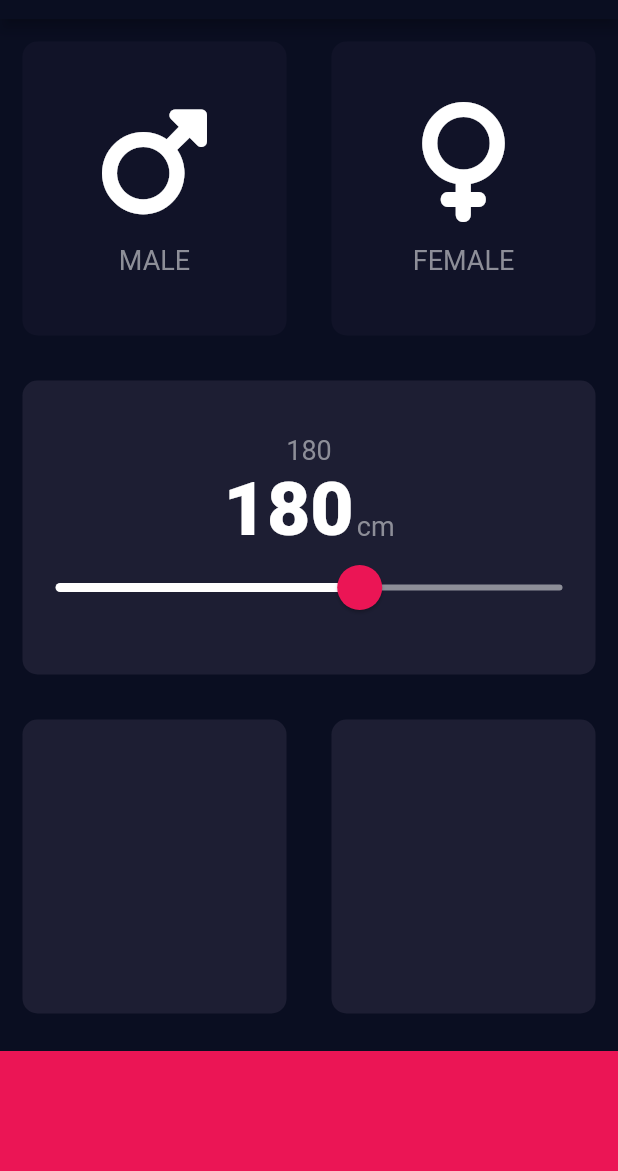
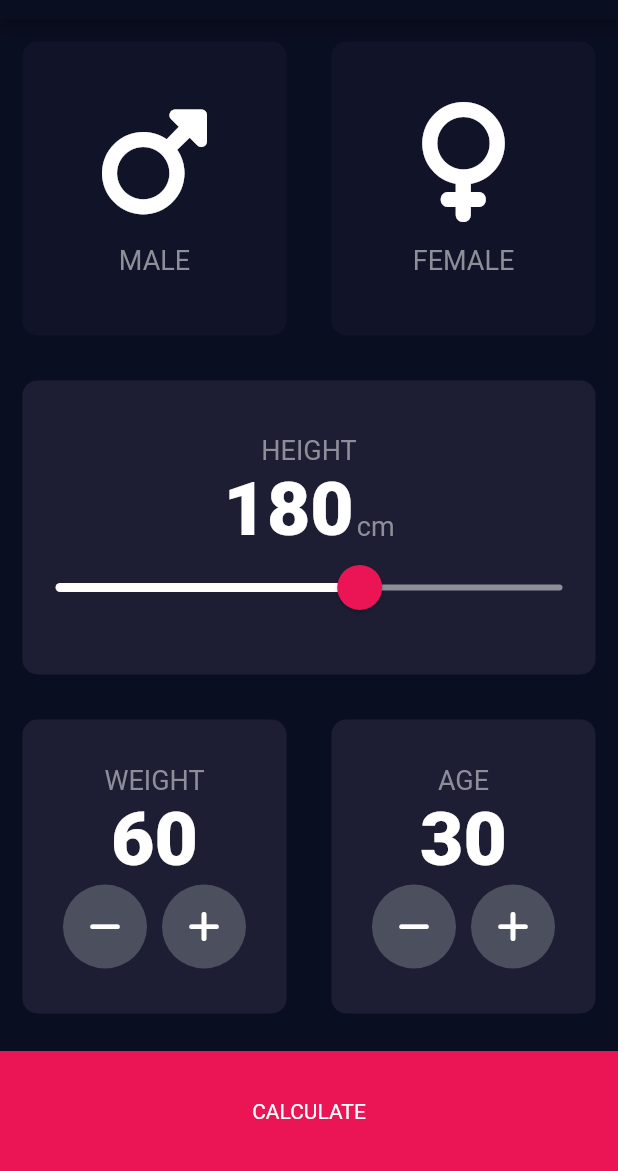
Before and after one commit to IsaacNascimento/bmi_calculator_flutter, a Flutter app: the screen it shows after launch, on a phone screen of 412 x 824 dp, the part 65-1236 px from its top. Run offline on Flutter 3.47's test engine with Material 2 defaults, Android fonts, the phone set to English and light mode, and no system bars; our stand-ins replace font_awesome_flutter.

Commit message:
Navigations, components and others

```diff
--- /dev/null
+++ b/lib/app/router_handles.dart
@@ -0,0 +1,4 @@
+import 'package:bmi_calculator/pages/input_page.dart';
+import 'package:bmi_calculator/pages/result_page.dart';
+
+class AppRoute {}
--- a/lib/components/bottom_bar.dart
+++ b/lib/components/bottom_bar.dart
@@ -8,11 +8,21 @@ class BottomBar extends StatelessWidget {
 
   @override
   Widget build(BuildContext context) {
-    return Container(
-      color: kBottomContainerColour,
-      margin: const EdgeInsets.only(top: 10.0),
-      width: double.infinity,
-      height: kBottomHeight,
+    return GestureDetector(
+      onTap: () {
+        Navigator.pushNamed(context, '/result');
+      },
+      child: Container(
+        color: kBottomContainerColour,
+        margin: const EdgeInsets.only(top: 10.0),
+        width: double.infinity,
+        height: kBottomHeight,
+        child: const Center(
+          child: Text(
+            'CALCULATE',
+          ),
+        ),
+      ),
     );
   }
 }
--- /dev/null
+++ b/lib/components/round_icon_button.dart
@@ -0,0 +1,24 @@
+import 'package:flutter/material.dart';
+import '../constants/constants.dart';
+
+class RoundIconButton extends StatelessWidget {
+  const RoundIconButton({super.key, this.icon, this.onPress});
+
+  final IconData? icon;
+  final void Function()? onPress;
+
+  @override
+  Widget build(BuildContext context) {
+    return RawMaterialButton(
+      constraints: const BoxConstraints.tightFor(
+        width: 56.0,
+        height: 56.0,
+      ),
+      elevation: 0.0,
+      onPressed: onPress,
+      shape: const CircleBorder(),
+      fillColor: kColorRoundButtonIcon,
+      child: Icon(icon),
+    );
+  }
+}
--- a/lib/constants/constants.dart
+++ b/lib/constants/constants.dart
@@ -16,5 +16,7 @@ const kSliderOverlayColor = Color(0x29EB1555);
 const kSliderInactiveColor = Color(0xFF8D8E98);
 const kColorWhite = Colors.white;
 
+const kColorRoundButtonIcon = Color(0xFF4C4F5E);
+
 const double kMinHeight = 120.0;
 const double kMaxHeight = 220.0;
--- a/lib/main.dart
+++ b/lib/main.dart
@@ -1,8 +1,8 @@
 import 'package:flutter/material.dart';
 import 'pages/input_page.dart';
+import 'pages/result_page.dart';
 
 void main() => runApp(const MyApp());
-
 
 class MyApp extends StatelessWidget {
   const MyApp({Key? key}) : super(key: key);
@@ -11,11 +11,15 @@ class MyApp extends StatelessWidget {
   @override
   Widget build(BuildContext context) {
     return MaterialApp(
-       theme:ThemeData.dark().copyWith(
+      theme: ThemeData.dark().copyWith(
         appBarTheme: const AppBarTheme(color: Color(0xFF0A0E21)),
         scaffoldBackgroundColor: const Color(0xFF0A0E21),
-       ),
-       home: const InputPage(),
+      ),
+      initialRoute: '/',
+      routes: {
+        '/': (context) => const InputPage(),
+        '/result': (context) => const ResultPage(),
+      },
     );
   }
 }
--- a/lib/pages/input_page.dart
+++ b/lib/pages/input_page.dart
@@ -6,6 +6,8 @@ import '../components/bottom_bar.dart';
 import '../components/gender_widget.dart';
 
 import '../constants/constants.dart';
+
+import '../components/round_icon_button.dart';
 
 enum GenderType { male, female }
 
@@ -19,6 +21,8 @@ class InputPage extends StatefulWidget {
 class _InputPageState extends State<InputPage> {
   GenderType? selectedGender;
   int height = 180;
+  int weight = 60;
+  int age = 30;
 
   @override
   Widget build(BuildContext context) {
@@ -71,7 +75,7 @@ class _InputPageState extends State<InputPage> {
               cardChild: Column(
                 mainAxisAlignment: MainAxisAlignment.center,
                 children: <Widget>[
-                  const Text('180', style: kCardTextStyle),
+                  const Text('HEIGHT', style: kCardTextStyle),
                   Row(
                     mainAxisAlignment: MainAxisAlignment.center,
                     crossAxisAlignment: CrossAxisAlignment.baseline,
@@ -110,15 +114,81 @@ class _InputPageState extends State<InputPage> {
           ),
           Expanded(
             child: Row(
-              children: const [
+              children: [
                 Expanded(
                   child: CardWidget(
                     colour: kActiveCardColour,
+                    cardChild: Column(
+                      mainAxisAlignment: MainAxisAlignment.center,
+                      children: [
+                        const Text(
+                          'WEIGHT',
+                          style: kCardTextStyle,
+                        ),
+                        Text(
+                          weight.toString(),
+                          style: kBigTextStyle,
+                        ),
+                        Row(
+                          mainAxisAlignment: MainAxisAlignment.center,
+                          children: [
+                            RoundIconButton(
+                              icon: FontAwesomeIcons.minus,
+                              onPress: () {
+                                setState(() {
+                                  weight = weight - 1;
+                                });
+                              },
+                            ),
+                            const SizedBox(
+                              width: 10.0,
+                            ),
+                            RoundIconButton(
+                              icon: FontAwesomeIcons.plus,
+                              onPress: () {
+                                setState(() {
+                                  weight = weight + 1;
+                                });
+                              },
+                            ),
+                          ],
+                        ),
+                      ],
+                    ),
                   ),
                 ),
                 Expanded(
                   child: CardWidget(
                     colour: kActiveCardColour,
+                    cardChild: Column(
+                      mainAxisAlignment: MainAxisAlignment.center,
+                      children: <Widget>[
+                        const Text('AGE', style: kCardTextStyle),
+                        Text(age.toString(), style: kBigTextStyle),
+                        Row(
+                          mainAxisAlignment: MainAxisAlignment.center,
+                          children: <Widget>[
+                            RoundIconButton(
+                              icon: FontAwesomeIcons.minus,
+                              onPress: () {
+                                setState(() {
+                                  age = age - 1;
+                                });
+                              },
+                            ),
+                            const SizedBox(width: 10.0),
+                            RoundIconButton(
+                              icon: FontAwesomeIcons.plus,
+                              onPress: () {
+                                setState(() {
+                                  age = age + 1;
+                                });
+                              },
+                            ),
+                          ],
+                        )
+                      ],
+                    ),
                   ),
                 ),
               ],
--- /dev/null
+++ b/lib/pages/result_page.dart
@@ -0,0 +1,22 @@
+import 'package:flutter/material.dart';
+
+class ResultPage extends StatelessWidget {
+  const ResultPage({super.key});
+
+  @override
+  Widget build(BuildContext context) {
+    return Scaffold(
+      appBar: AppBar(
+        title: const Center(
+          child: Text('BMI CALCULATOR'),
+        ),
+      ),
+      body: Column(
+        mainAxisAlignment: MainAxisAlignment.center,
+        children: const <Widget>[
+          Text('BODY'),
+        ],
+      ),
+    );
+  }
+}
```
